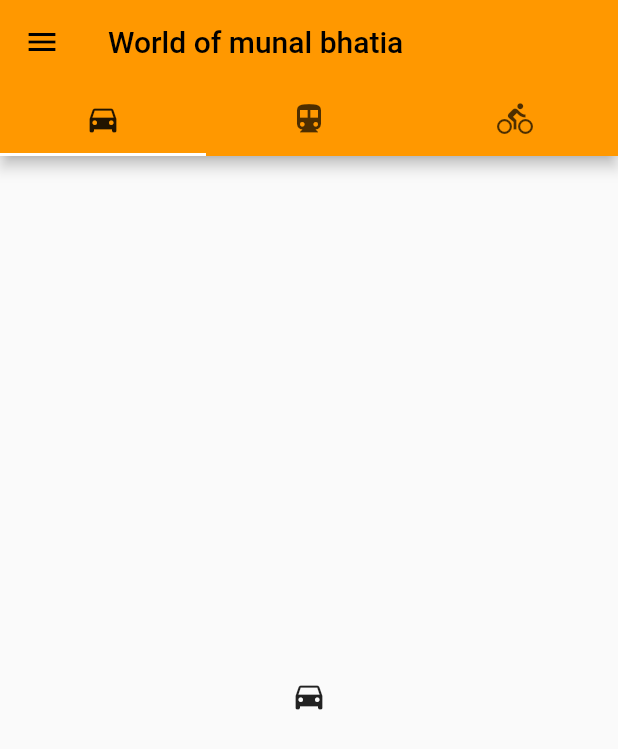
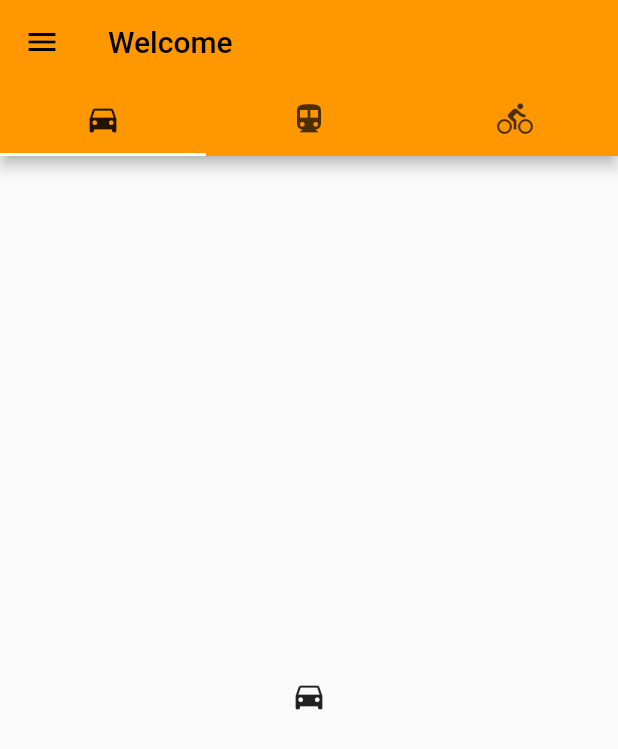
Before and after one commit to bhatiamunal/FlutterProjects, a Flutter app: the screen it shows after launch, on a phone screen of 412 x 824 dp. Shown: the top 749 px of the screen. Run offline on Flutter 3.47's test engine with Material 2 defaults, Android fonts, the phone set to English and light mode, and no system bars.

Commit message:
Changes in project

```diff
--- a/lib/screens/welcome.dart
+++ b/lib/screens/welcome.dart
@@ -10,19 +10,19 @@ class _welcomeScreenState extends State {
   var _selectedIndex;
   @override
   Widget build(BuildContext context) {
-    return  DefaultTabController(
-      length: 3,  // Added
+    return DefaultTabController(
+      length: 3, // Added
       initialIndex: 0, //Added
       child: Scaffold(
         appBar: AppBar(
-            title: Text("World of munal bhatia"),
-            bottom: const TabBar(
-              tabs: [
+          title: Text("Welcome"),
+          bottom: const TabBar(
+            tabs: [
               Tab(icon: Icon(Icons.directions_car)),
               Tab(icon: Icon(Icons.directions_transit)),
               Tab(icon: Icon(Icons.directions_bike)),
             ],
-      ),
+          ),
         ),
         body: const TabBarView(
           children: [
```
